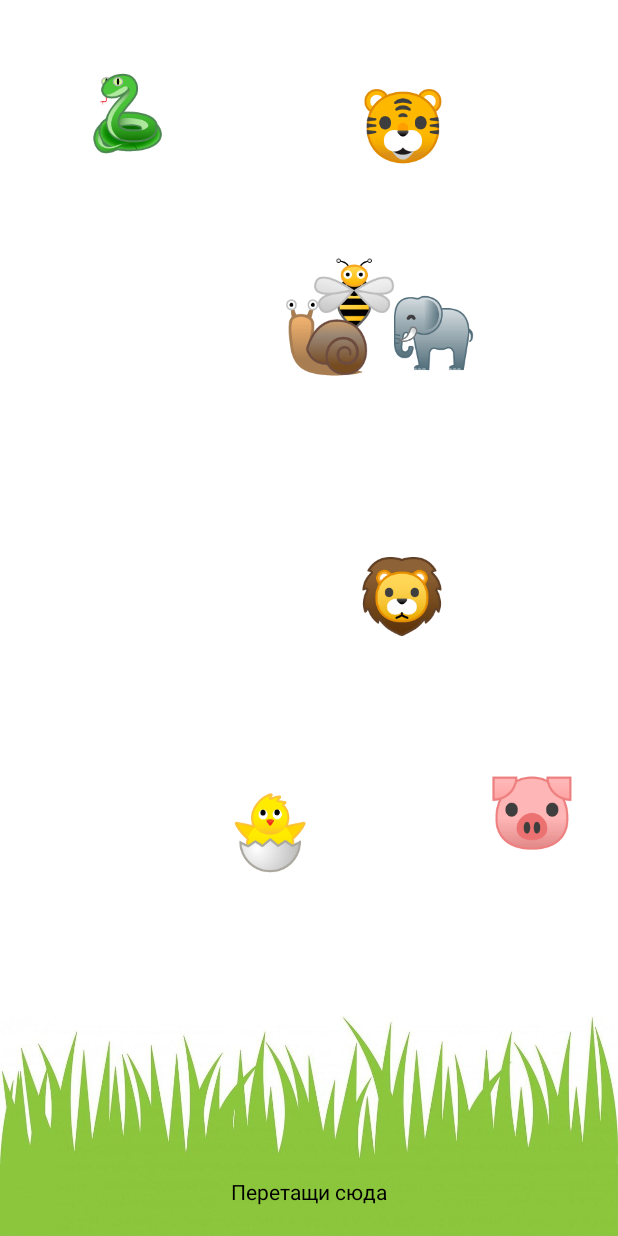
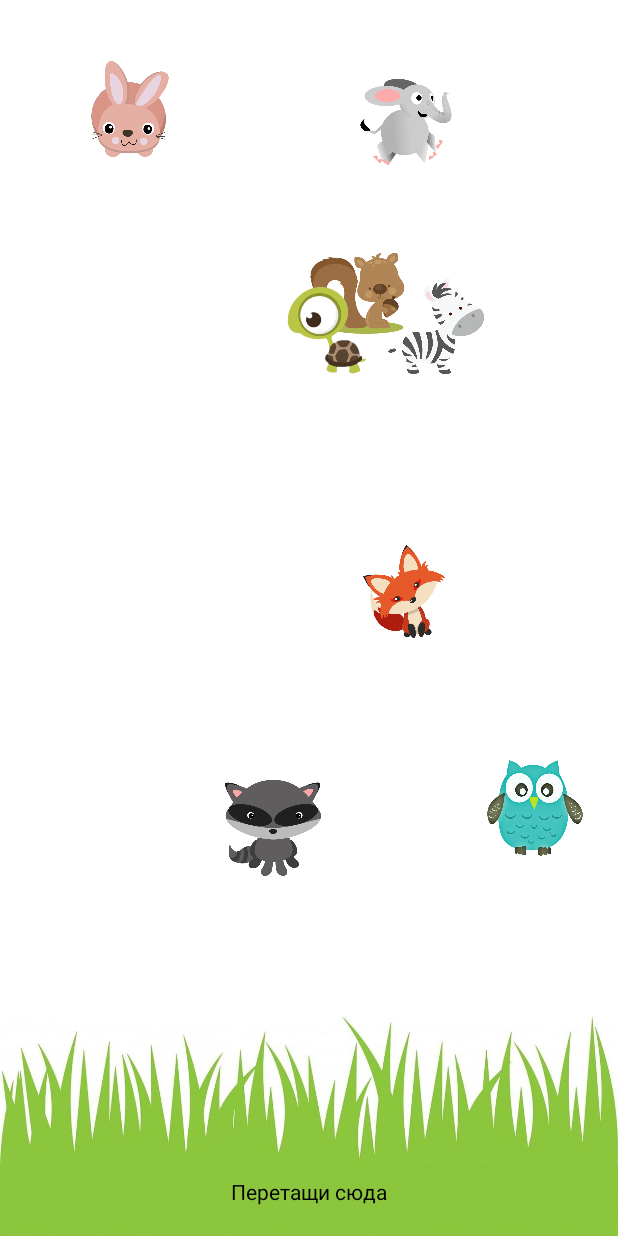
Before and after one commit to nadi-742/My-project-Lock, an Android app: the MainActivity screen opened directly, with no data from a screen before it, on a phone screen of 412 x 824 dp. Run offline under Robolectric (Android 15) with nearby library versions, the phone set to English and light mode, and no system bars.

Commit message:
[Ui] Стикеры заменены на картинки.

```diff
--- a/app/src/main/java/ru/kpfu/lockscreen/MainActivity.java
+++ b/app/src/main/java/ru/kpfu/lockscreen/MainActivity.java
@@ -12,6 +12,7 @@ import android.view.KeyEvent;
 import android.view.MotionEvent;
 import android.view.View;
 import android.view.ViewGroup;
+import android.widget.ImageView;
 import android.widget.TextView;
 
 import java.util.ArrayList;
@@ -22,6 +23,10 @@ public class MainActivity extends Activity implements View.OnTouchListener, View
 
     public static final String MODE_KEY = "set_password_mode";
 
+    private static final float IMAGE_SIZE = 46f;
+    private static final float TOP_CONTAINER_PROPORTIONS = 0.8f;
+
+
     private List<Integer> correct = new ArrayList<>();
     private List<Integer> selected = new ArrayList<>();
     private TextView msg;
@@ -31,16 +36,15 @@ public class MainActivity extends Activity implements View.OnTouchListener, View
 
     private ViewGroup topContainer;
 
-    // http://unicode.org/emoji/charts/full-emoji-list.html
-    private String[] smiles = {
-            "\uD83D\uDC2F",
-            "\uD83E\uDD81",
-            "\uD83D\uDC37",
-            "\uD83D\uDC0D",
-            "\uD83D\uDC23",
-            "\uD83D\uDC1D",
-            "\uD83D\uDC0C",
-            "\uD83D\uDC18",
+    private int[] icons = {
+            R.drawable.elephant,
+            R.drawable.fox,
+            R.drawable.owl,
+            R.drawable.rabbit,
+            R.drawable.raccoon,
+            R.drawable.squirrel,
+            R.drawable.turtle,
+            R.drawable.zebra
     };
 
     int[] smileIds = {
@@ -70,9 +74,9 @@ public class MainActivity extends Activity implements View.OnTouchListener, View
 
         msg = findViewById(R.id.textView2);
 
-        for (int i = 0; i < smiles.length; i++) {
-            TextView smile = findViewById(smileIds[i]);
-            smile.setText(smiles[i]);
+        for (int i = 0; i < icons.length; i++) {
+            ImageView smile = findViewById(smileIds[i]);
+            smile.setImageResource(icons[i]);
             smile.setVisibility(View.VISIBLE);
             smile.setOnTouchListener(this);
         }
@@ -122,9 +126,9 @@ public class MainActivity extends Activity implements View.OnTouchListener, View
     }
 
     private void setRandomPos(View view) {
-        int px = toPx(46f);
+        int px = toPx(IMAGE_SIZE);
         int x = random.nextInt(displaySize.x - px);
-        int y = random.nextInt((4 * displaySize.y / 5) - px);
+        int y = random.nextInt((int) ((displaySize.y * TOP_CONTAINER_PROPORTIONS) - px));
 
         view.setX(x);
         view.setY(y);
@@ -143,40 +147,40 @@ public class MainActivity extends Activity implements View.OnTouchListener, View
     }
 
     @Override
-    public boolean onDrag(View v, DragEvent e) {
-        if (e.getAction() == DragEvent.ACTION_DROP) {
-            View view = (View) e.getLocalState();
-            ViewGroup from = (ViewGroup) view.getParent();
-            from.removeView(view);
-            ViewGroup to = (ViewGroup) v;
-            to.addView(view);
+    public boolean onDrag(View draggedView, DragEvent dragEvent) {
+        if (dragEvent.getAction() == DragEvent.ACTION_DROP) {
+            View view = (View) dragEvent.getLocalState();
+            ViewGroup fromViewGroup = (ViewGroup) view.getParent();
+            fromViewGroup.removeView(view);
+            ViewGroup toViewGroup = (ViewGroup) draggedView;
+            toViewGroup.addView(view);
 
             view.setVisibility(View.VISIBLE);
 
-            if (from != to) {
-                if (to.getId() == R.id.bottom_container) {
+            if (fromViewGroup != toViewGroup) {
+                if (toViewGroup.getId() == R.id.bottom_container) {
                     if (selected.indexOf(view.getId()) == -1) {
                         selected.add(view.getId());
                         btnSave.setEnabled(true);
-                        to.removeView(msg);
+                        toViewGroup.removeView(msg);
                     }
                     view.setX(0);
                     view.setY(0);
-                } else if (from.getId() == R.id.bottom_container) {
-                    selected.remove(Integer.valueOf(view.getId()));
+                } else if (fromViewGroup.getId() == R.id.bottom_container) {
+                    selected.remove(view.getId());
                     if (selected.isEmpty()) {
                         btnSave.setEnabled(false);
                     }
-                    view.setX(e.getX() - view.getHeight() / 2);
-                    view.setY(e.getY() - view.getWidth() / 2);
+                    view.setX(dragEvent.getX() - view.getHeight() / 2);
+                    view.setY(dragEvent.getY() - view.getWidth() / 2);
                 }
 
                 if (correct.equals(selected)) {
                     finish();
                 }
             } else {
-                view.setX(e.getX() - view.getHeight() / 2);
-                view.setY(e.getY() - view.getWidth() / 2);
+                view.setX(dragEvent.getX() - view.getHeight() / 2);
+                view.setY(dragEvent.getY() - view.getWidth() / 2);
             }
         }
         return true;
--- a/app/src/main/res/layout/activity_main.xml
+++ b/app/src/main/res/layout/activity_main.xml
@@ -1,4 +1,5 @@
 <LinearLayout xmlns:android="http://schemas.android.com/apk/res/android"
+    xmlns:tools="http://schemas.android.com/tools"
     android:layout_width="match_parent"
     android:layout_height="match_parent"
     android:background="@android:color/white"
@@ -8,51 +9,52 @@
         android:id="@+id/top_container"
         android:layout_width="match_parent"
         android:layout_height="0dp"
-        android:layout_weight="0.8">
+        android:layout_weight="0.8"
+        tools:ignore="ContentDescription">
 
-        <TextView
+        <ImageView
             android:id="@+id/smile_1"
             android:layout_width="64dp"
             android:layout_height="64dp"
             android:textSize="48sp" />
 
-        <TextView
+        <ImageView
             android:id="@+id/smile_2"
             android:layout_width="64dp"
             android:layout_height="64dp"
             android:textSize="48sp" />
 
-        <TextView
+        <ImageView
             android:id="@+id/smile_3"
             android:layout_width="64dp"
             android:layout_height="64dp"
             android:textSize="48sp" />
 
-        <TextView
+        <ImageView
             android:id="@+id/smile_4"
             android:layout_width="64dp"
             android:layout_height="64dp"
             android:textSize="48sp" />
 
-        <TextView
+        <ImageView
             android:id="@+id/smile_5"
             android:layout_width="64dp"
             android:layout_height="64dp"
             android:textSize="48sp" />
 
-        <TextView
+        <ImageView
             android:id="@+id/smile_6"
             android:layout_width="64dp"
             android:layout_height="64dp"
             android:textSize="48sp" />
 
-        <TextView
+        <ImageView
             android:id="@+id/smile_7"
             android:layout_width="64dp"
             android:layout_height="64dp"
             android:textSize="48sp" />
 
-        <TextView
+        <ImageView
             android:id="@+id/smile_8"
             android:layout_width="64dp"
             android:layout_height="64dp"
--- a/app/src/main/res/layout/custom_dialog.xml
+++ b/app/src/main/res/layout/custom_dialog.xml
@@ -5,14 +5,14 @@
     android:layout_height="match_parent"
     android:background="@drawable/btn_style_roundcorner"
     android:orientation="vertical"
-    android:padding="10.0dip">
+    android:padding="10dp">
 
     <TextView
         android:id="@+id/textView"
         android:layout_width="wrap_content"
         android:layout_height="wrap_content"
         android:text="Want to exit?"
-        android:textSize="22.0sp" />
+        android:textSize="22sp" />
 
     <Button
         android:id="@+id/cadbtnYes"
@@ -20,6 +20,6 @@
         android:layout_height="40.0dip"
         android:text="Yes"
         android:textColor="#ff323232"
-        android:textSize="21.0sp" />
+        android:textSize="21sp" />
 
 </LinearLayout>
```
Also changed, not shown: app/src/main/res/drawable/elephant.png (added), app/src/main/res/drawable/fox.png (added), app/src/main/res/drawable/owl.png (added), app/src/main/res/drawable/rabbit.png (added), app/src/main/res/drawable/raccoon.png (added), app/src/main/res/drawable/squirrel.png (added), app/src/main/res/drawable/turtle.png (added), app/src/main/res/drawable/zebra.png (added).
